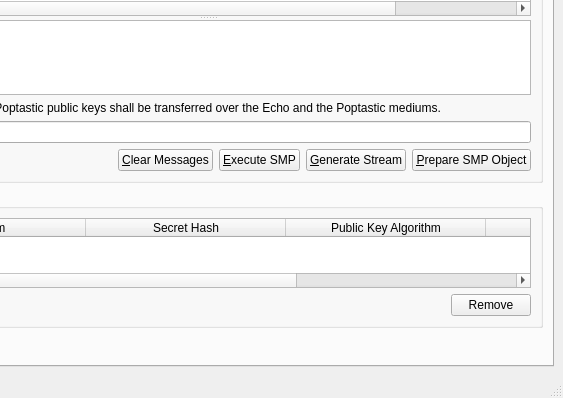
Qt form branches/trunk/GoldBug-UI/spot-on-smpwindow.ui (textbrowser/spot-on) before a commit; both pictures show x 147 to 710 and y 197 to 595 of the 710 by 595 pixel window.
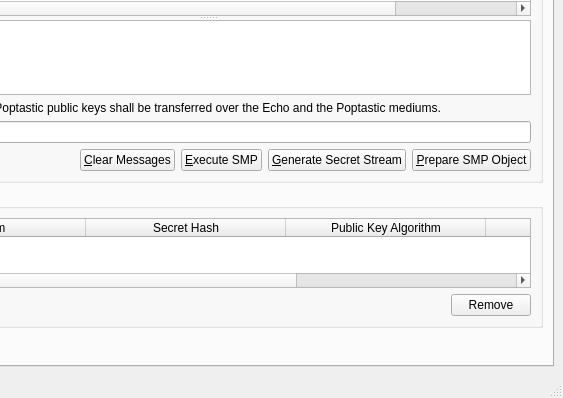
The same form after that commit. Icons and pictures are not drawn.

Commit message: Changed button text: Generate Secret Stream.

What changed in the file:
```diff
--- a/branches/trunk/GoldBug-UI/spot-on-smpwindow.ui
+++ b/branches/trunk/GoldBug-UI/spot-on-smpwindow.ui
@@ -182,7 +182,7 @@
                 <string>&lt;html&gt;&lt;head/&gt;&lt;body&gt;&lt;p&gt;Generate a stream of bytes via the secret and the selected participant.&lt;/p&gt;&lt;/body&gt;&lt;/html&gt;</string>
                </property>
                <property name="text">
-                <string>&amp;Generate Stream</string>
+                <string>&amp;Generate Secret Stream</string>
                </property>
               </widget>
              </item>
```
The commit also changes 1 other file.
